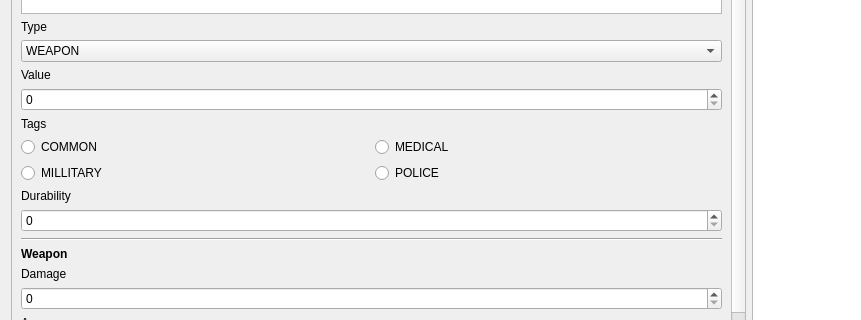
First picture: the form in ui/tabitems.ui, repository Boxfort/ZombieDataApp, before the edit; both pictures show x 0 to 861 and y 125 to 445 of the 1131 by 645 pixel window.
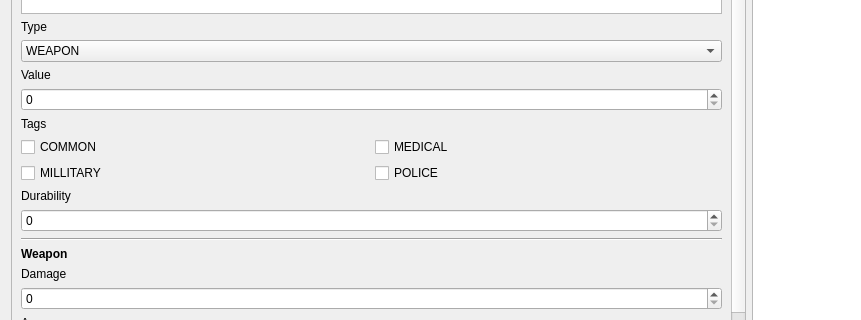
Second picture: the form after the edit.

Diff of the .ui file:
```diff
--- a/ui/tabitems.ui
+++ b/ui/tabitems.ui
@@ -105,33 +105,33 @@
           <number>0</number>
          </property>
          <item row="0" column="0">
-          <widget class="QRadioButton" name="radioButton">
+          <widget class="QCheckBox" name="check_tag_common">
            <property name="text">
             <string>COMMON</string>
            </property>
           </widget>
          </item>
-         <item row="1" column="0">
-          <widget class="QRadioButton" name="radioButton_2">
-           <property name="text">
-            <string>MILLITARY </string>
-           </property>
-          </widget>
-         </item>
-         <item row="0" column="1">
-          <widget class="QRadioButton" name="radioButton_4">
-           <property name="text">
-            <string>MEDICAL</string>
-           </property>
-          </widget>
-         </item>
          <item row="1" column="1">
-          <widget class="QRadioButton" name="radioButton_3">
+          <widget class="QCheckBox" name="check_tag_police">
            <property name="text">
             <string>POLICE</string>
            </property>
           </widget>
          </item>
+         <item row="0" column="1">
+          <widget class="QCheckBox" name="check_tag_medical">
+           <property name="text">
+            <string>MEDICAL</string>
+           </property>
+          </widget>
+         </item>
+         <item row="1" column="0">
+          <widget class="QCheckBox" name="check_tag_millitary">
+           <property name="text">
+            <string>MILLITARY </string>
+           </property>
+          </widget>
+         </item>
         </layout>
        </item>
        <item>
```
